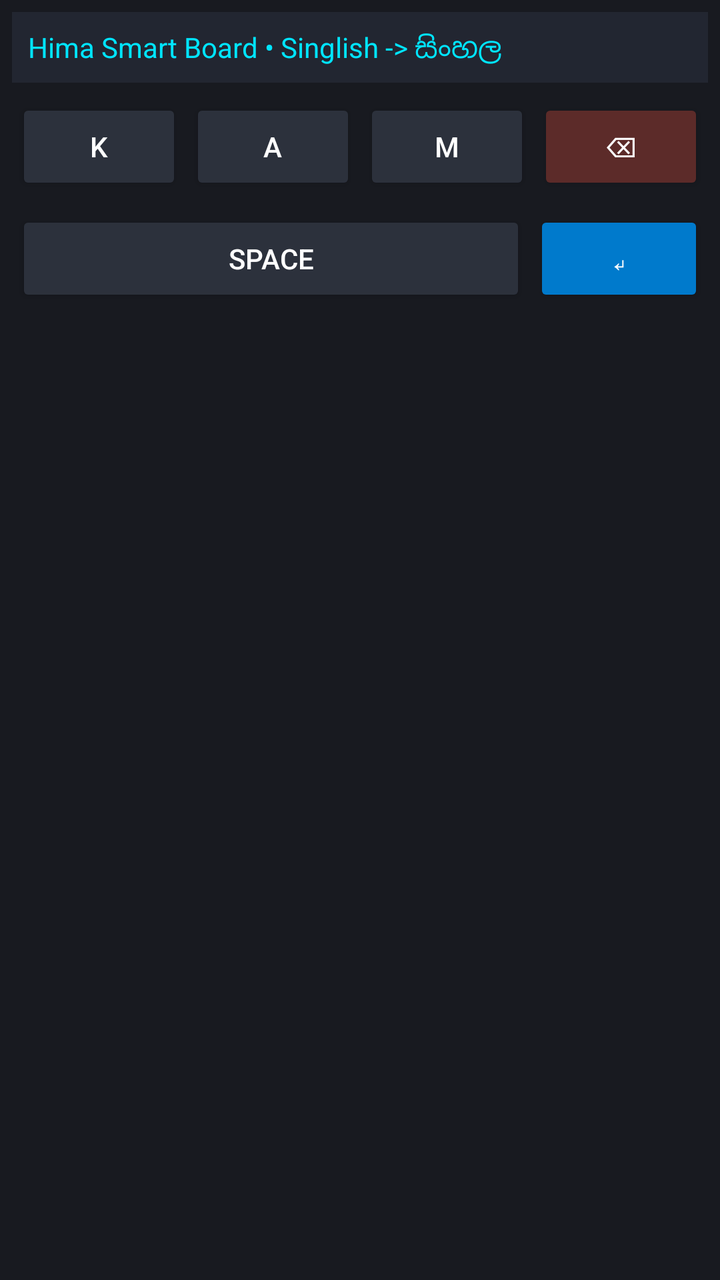
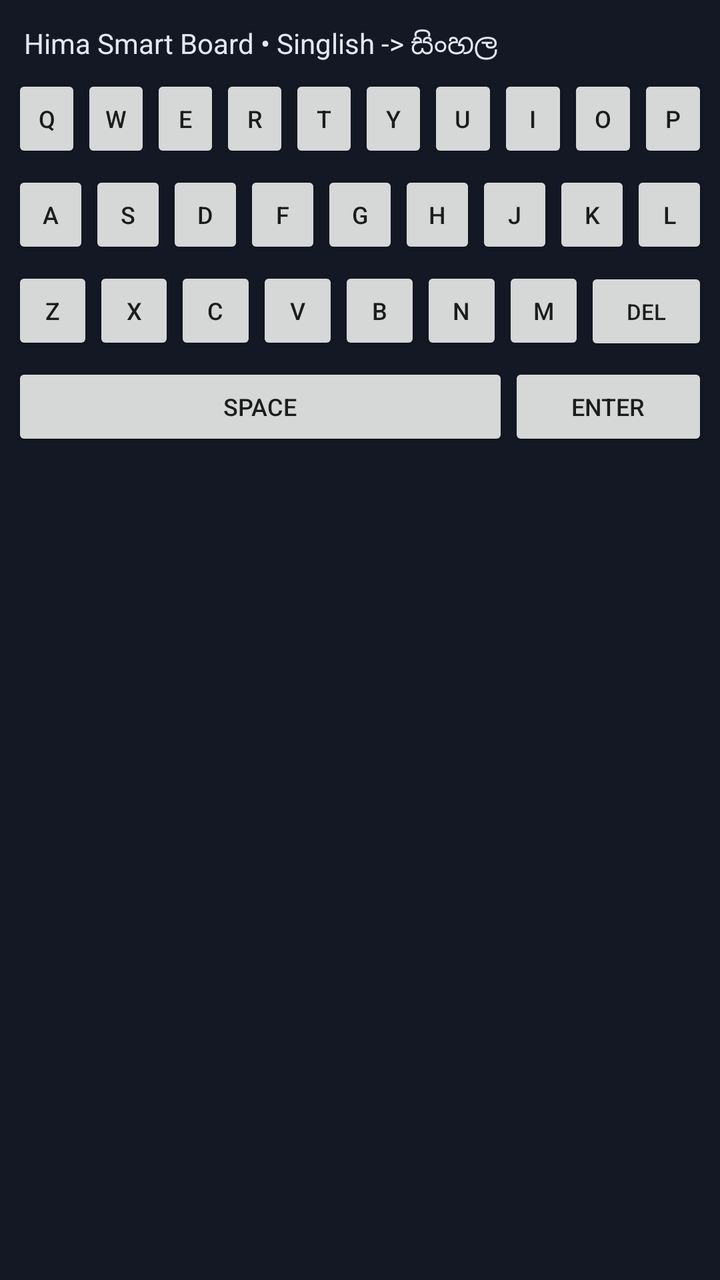

Before-and-after screenshots of an Android layout around one commit, followed by the original layout XML and the change that was made.
<!-- AndroidManifest.xml: application theme android:Theme.Material.Light.NoActionBar -->
<!-- res/layout/keyboard_view.xml -->
<?xml version="1.0" encoding="utf-8"?>
<LinearLayout xmlns:android="http://schemas.android.com/apk/res/android"
    android:layout_width="match_parent"
    android:layout_height="wrap_content"
    android:background="#181A20"
    android:orientation="vertical"
    android:padding="6dp">

    <TextView
        android:id="@+id/tvPreview"
        android:layout_width="match_parent"
        android:layout_height="wrap_content"
        android:background="#222631"
        android:padding="8dp"
        android:text="Hima Smart Board • Singlish -> සිංහල"
        android:textColor="#00E5FF"
        android:textSize="14sp" />

    <LinearLayout
        android:layout_width="match_parent"
        android:layout_height="wrap_content"
        android:layout_marginTop="6dp"
        android:orientation="horizontal">

        <Button
            android:id="@+id/btnK"
            android:layout_width="0dp"
            android:layout_height="48dp"
            android:layout_margin="2dp"
            android:layout_weight="1"
            android:backgroundTint="#2C313C"
            android:text="k"
            android:textColor="#FFFFFF" />

        <Button
            android:id="@+id/btnA"
            android:layout_width="0dp"
            android:layout_height="48dp"
            android:layout_margin="2dp"
            android:layout_weight="1"
            android:backgroundTint="#2C313C"
            android:text="a"
            android:textColor="#FFFFFF" />

        <Button
            android:id="@+id/btnM"
            android:layout_width="0dp"
            android:layout_height="48dp"
            android:layout_margin="2dp"
            android:layout_weight="1"
            android:backgroundTint="#2C313C"
            android:text="m"
            android:textColor="#FFFFFF" />

        <Button
            android:id="@+id/btnDel"
            android:layout_width="0dp"
            android:layout_height="48dp"
            android:layout_margin="2dp"
            android:layout_weight="1"
            android:backgroundTint="#5C2B29"
            android:text="⌫"
            android:textColor="#FFFFFF" />
    </LinearLayout>

    <LinearLayout
        android:layout_width="match_parent"
        android:layout_height="wrap_content"
        android:layout_marginTop="4dp"
        android:orientation="horizontal">

        <Button
            android:id="@+id/btnSpace"
            android:layout_width="0dp"
            android:layout_height="48dp"
            android:layout_margin="2dp"
            android:layout_weight="3"
            android:backgroundTint="#2C313C"
            android:text="SPACE"
            android:textColor="#FFFFFF" />

        <Button
            android:id="@+id/btnEnter"
            android:layout_width="0dp"
            android:layout_height="48dp"
            android:layout_margin="2dp"
            android:layout_weight="1"
            android:backgroundTint="#007ACC"
            android:text="↵"
            android:textColor="#FFFFFF" />
    </LinearLayout>

</LinearLayout>
<!-- resources referenced by this layout -->
<resources>

</resources>

<!-- the commit's change to res/layout/keyboard_view.xml (unified diff, before → after) -->
@@ -2,7 +2,7 @@
 <LinearLayout xmlns:android="http://schemas.android.com/apk/res/android"
     android:layout_width="match_parent"
     android:layout_height="wrap_content"
-    android:background="#181A20"
+    android:background="#141824"
     android:orientation="vertical"
     android:padding="6dp">
 
@@ -10,84 +10,69 @@
         android:id="@+id/tvPreview"
         android:layout_width="match_parent"
         android:layout_height="wrap_content"
-        android:background="#222631"
-        android:padding="8dp"
+        android:padding="6dp"
         android:text="Hima Smart Board • Singlish -> සිංහල"
-        android:textColor="#00E5FF"
+        android:textColor="#E2E8F0"
         android:textSize="14sp" />
 
+    
     <LinearLayout
         android:layout_width="match_parent"
         android:layout_height="wrap_content"
-        android:layout_marginTop="6dp"
         android:orientation="horizontal">
-
-        <Button
-            android:id="@+id/btnK"
-            android:layout_width="0dp"
-            android:layout_height="48dp"
-            android:layout_margin="2dp"
-            android:layout_weight="1"
-            android:backgroundTint="#2C313C"
-            android:text="k"
-            android:textColor="#FFFFFF" />
-
-        <Button
-            android:id="@+id/btnA"
-            android:layout_width="0dp"
-            android:layout_height="48dp"
-            android:layout_margin="2dp"
-            android:layout_weight="1"
-            android:backgroundTint="#2C313C"
-            android:text="a"
-            android:textColor="#FFFFFF" />
-
-        <Button
-            android:id="@+id/btnM"
-            android:layout_width="0dp"
-            android:layout_height="48dp"
-            android:layout_margin="2dp"
-            android:layout_weight="1"
-            android:backgroundTint="#2C313C"
-            android:text="m"
-            android:textColor="#FFFFFF" />
-
-        <Button
-            android:id="@+id/btnDel"
-            android:layout_width="0dp"
-            android:layout_height="48dp"
-            android:layout_margin="2dp"
-            android:layout_weight="1"
-            android:backgroundTint="#5C2B29"
-            android:text="⌫"
-            android:textColor="#FFFFFF" />
+        <Button android:id="@+id/btnQ" android:layout_width="0dp" android:layout_height="44dp" android:layout_weight="1" android:text="Q" android:textSize="12sp" android:padding="0dp" />
+        <Button android:id="@+id/btnW" android:layout_width="0dp" android:layout_height="44dp" android:layout_weight="1" android:text="W" android:textSize="12sp" android:padding="0dp" />
+        <Button android:id="@+id/btnE" android:layout_width="0dp" android:layout_height="44dp" android:layout_weight="1" android:text="E" android:textSize="12sp" android:padding="0dp" />
+        <Button android:id="@+id/btnR" android:layout_width="0dp" android:layout_height="44dp" android:layout_weight="1" android:text="R" android:textSize="12sp" android:padding="0dp" />
+        <Button android:id="@+id/btnT" android:layout_width="0dp" android:layout_height="44dp" android:layout_weight="1" android:text="T" android:textSize="12sp" android:padding="0dp" />
+        <Button android:id="@+id/btnY" android:layout_width="0dp" android:layout_height="44dp" android:layout_weight="1" android:text="Y" android:textSize="12sp" android:padding="0dp" />
+        <Button android:id="@+id/btnU" android:layout_width="0dp" android:layout_height="44dp" android:layout_weight="1" android:text="U" android:textSize="12sp" android:padding="0dp" />
+        <Button android:id="@+id/btnI" android:layout_width="0dp" android:layout_height="44dp" android:layout_weight="1" android:text="I" android:textSize="12sp" android:padding="0dp" />
+        <Button android:id="@+id/btnO" android:layout_width="0dp" android:layout_height="44dp" android:layout_weight="1" android:text="O" android:textSize="12sp" android:padding="0dp" />
+        <Button android:id="@+id/btnP" android:layout_width="0dp" android:layout_height="44dp" android:layout_weight="1" android:text="P" android:textSize="12sp" android:padding="0dp" />
     </LinearLayout>
 
+    
     <LinearLayout
         android:layout_width="match_parent"
         android:layout_height="wrap_content"
         android:layout_marginTop="4dp"
         android:orientation="horizontal">
+        <Button android:id="@+id/btnA" android:layout_width="0dp" android:layout_height="44dp" android:layout_weight="1" android:text="A" android:textSize="12sp" android:padding="0dp" />
+        <Button android:id="@+id/btnS" android:layout_width="0dp" android:layout_height="44dp" android:layout_weight="1" android:text="S" android:textSize="12sp" android:padding="0dp" />
+        <Button android:id="@+id/btnD" android:layout_width="0dp" android:layout_height="44dp" android:layout_weight="1" android:text="D" android:textSize="12sp" android:padding="0dp" />
+        <Button android:id="@+id/btnF" android:layout_width="0dp" android:layout_height="44dp" android:layout_weight="1" android:text="F" android:textSize="12sp" android:padding="0dp" />
+        <Button android:id="@+id/btnG" android:layout_width="0dp" android:layout_height="44dp" android:layout_weight="1" android:text="G" android:textSize="12sp" android:padding="0dp" />
+        <Button android:id="@+id/btnH" android:layout_width="0dp" android:layout_height="44dp" android:layout_weight="1" android:text="H" android:textSize="12sp" android:padding="0dp" />
+        <Button android:id="@+id/btnJ" android:layout_width="0dp" android:layout_height="44dp" android:layout_weight="1" android:text="J" android:textSize="12sp" android:padding="0dp" />
+        <Button android:id="@+id/btnK" android:layout_width="0dp" android:layout_height="44dp" android:layout_weight="1" android:text="K" android:textSize="12sp" android:padding="0dp" />
+        <Button android:id="@+id/btnL" android:layout_width="0dp" android:layout_height="44dp" android:layout_weight="1" android:text="L" android:textSize="12sp" android:padding="0dp" />
+    </LinearLayout>
 
-        <Button
-            android:id="@+id/btnSpace"
-            android:layout_width="0dp"
-            android:layout_height="48dp"
-            android:layout_margin="2dp"
-            android:layout_weight="3"
-            android:backgroundTint="#2C313C"
-            android:text="SPACE"
-            android:textColor="#FFFFFF" />
+    
+    <LinearLayout
+        android:layout_width="match_parent"
+        android:layout_height="wrap_content"
+        android:layout_marginTop="4dp"
+        android:orientation="horizontal">
+        <Button android:id="@+id/btnZ" android:layout_width="0dp" android:layout_height="44dp" android:layout_weight="1" android:text="Z" android:textSize="12sp" android:padding="0dp" />
+        <Button android:id="@+id/btnX" android:layout_width="0dp" android:layout_height="44dp" android:layout_weight="1" android:text="X" android:textSize="12sp" android:padding="0dp" />
+        <Button android:id="@+id/btnC" android:layout_width="0dp" android:layout_height="44dp" android:layout_weight="1" android:text="C" android:textSize="12sp" android:padding="0dp" />
+        <Button android:id="@+id/btnV" android:layout_width="0dp" android:layout_height="44dp" android:layout_weight="1" android:text="V" android:textSize="12sp" android:padding="0dp" />
+        <Button android:id="@+id/btnB" android:layout_width="0dp" android:layout_height="44dp" android:layout_weight="1" android:text="B" android:textSize="12sp" android:padding="0dp" />
+        <Button android:id="@+id/btnN" android:layout_width="0dp" android:layout_height="44dp" android:layout_weight="1" android:text="N" android:textSize="12sp" android:padding="0dp" />
+        <Button android:id="@+id/btnM" android:layout_width="0dp" android:layout_height="44dp" android:layout_weight="1" android:text="M" android:textSize="12sp" android:padding="0dp" />
+        <Button android:id="@+id/btnDel" android:layout_width="0dp" android:layout_height="44dp" android:layout_weight="1.5" android:text="DEL" android:textSize="11sp" android:padding="0dp" />
+    </LinearLayout>
 
-        <Button
-            android:id="@+id/btnEnter"
-            android:layout_width="0dp"
-            android:layout_height="48dp"
-            android:layout_margin="2dp"
-            android:layout_weight="1"
-            android:backgroundTint="#007ACC"
-            android:text="↵"
-            android:textColor="#FFFFFF" />
+    
+    <LinearLayout
+        android:layout_width="match_parent"
+        android:layout_height="wrap_content"
+        android:layout_marginTop="4dp"
+        android:orientation="horizontal">
+        <Button android:id="@+id/btnSpace" android:layout_width="0dp" android:layout_height="44dp" android:layout_weight="3" android:text="SPACE" android:textSize="12sp" />
+        <Button android:id="@+id/btnEnter" android:layout_width="0dp" android:layout_height="44dp" android:layout_weight="1.2" android:text="ENTER" android:textSize="12sp" />
     </LinearLayout>
 
 </LinearLayout>
